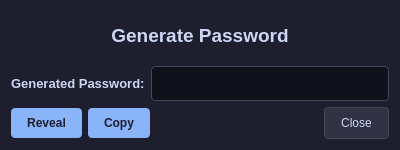
This is SiriusVaultGUI/src/ui/dialog_pm_genP.ui in Ghospicer/SiriusVault as Qt 5 draws it before an edit. The edited form follows.
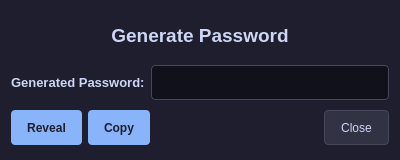
This is the edited form. Icons and pictures are not drawn.

```diff
--- a/SiriusVaultGUI/src/ui/dialog_pm_genP.ui
+++ b/SiriusVaultGUI/src/ui/dialog_pm_genP.ui
@@ -7,9 +7,15 @@
     <x>0</x>
     <y>0</y>
     <width>400</width>
-    <height>150</height>
+    <height>160</height>
    </rect>
   </property>
+  <property name="minimumSize">
+   <size>
+    <width>400</width>
+    <height>160</height>
+   </size>
+  </property>
   <property name="windowTitle">
    <string>Generate Password</string>
   </property>
@@ -27,10 +33,16 @@
   <layout class="QVBoxLayout" name="verticalLayout">
    <item>
     <widget class="QLabel" name="label">
+     <property name="minimumSize">
+      <size>
+       <width>0</width>
+       <height>40</height>
+      </size>
+     </property>
      <property name="maximumSize">
       <size>
        <width>16777215</width>
-       <height>55</height>
+       <height>40</height>
       </size>
      </property>
      <property name="styleSheet">
@@ -52,6 +64,18 @@
     <layout class="QHBoxLayout" name="horizontalLayout">
      <item>
       <widget class="QLabel" name="label_3">
+       <property name="minimumSize">
+        <size>
+         <width>0</width>
+         <height>35</height>
+        </size>
+       </property>
+       <property name="maximumSize">
+        <size>
+         <width>16777215</width>
+         <height>35</height>
+        </size>
+       </property>
        <property name="styleSheet">
         <string notr="true">QLabel {
     color: #cdd6f4;
@@ -66,6 +90,18 @@
      </item>
      <item>
       <widget class="QLineEdit" name="output_dialog_genP_generatedP">
+       <property name="minimumSize">
+        <size>
+         <width>0</width>
+         <height>35</height>
+        </size>
+       </property>
+       <property name="maximumSize">
+        <size>
+         <width>16777215</width>
+         <height>35</height>
+        </size>
+       </property>
        <property name="styleSheet">
         <string notr="true">QLineEdit {
     background-color: #11111b;
@@ -80,6 +116,9 @@
     border: 1px solid #89b4fa;
 }</string>
        </property>
+       <property name="text">
+        <string/>
+       </property>
        <property name="echoMode">
         <enum>QLineEdit::Password</enum>
        </property>
@@ -97,6 +136,18 @@
     <layout class="QHBoxLayout" name="horizontalLayout_2">
      <item>
       <widget class="QPushButton" name="btn_dialog_genP_reveal">
+       <property name="minimumSize">
+        <size>
+         <width>0</width>
+         <height>35</height>
+        </size>
+       </property>
+       <property name="maximumSize">
+        <size>
+         <width>16777215</width>
+         <height>35</height>
+        </size>
+       </property>
        <property name="styleSheet">
         <string notr="true">QPushButton {
     background-color: #89b4fa;
@@ -122,6 +173,18 @@
      </item>
      <item>
       <widget class="QPushButton" name="btn_dialog_genP_copy">
+       <property name="minimumSize">
+        <size>
+         <width>0</width>
+         <height>35</height>
+        </size>
+       </property>
+       <property name="maximumSize">
+        <size>
+         <width>16777215</width>
+         <height>35</height>
+        </size>
+       </property>
        <property name="styleSheet">
         <string notr="true">QPushButton {
     background-color: #89b4fa;
@@ -160,6 +223,18 @@
      </item>
      <item>
       <widget class="QPushButton" name="btn_dialog_genP_close">
+       <property name="minimumSize">
+        <size>
+         <width>0</width>
+         <height>35</height>
+        </size>
+       </property>
+       <property name="maximumSize">
+        <size>
+         <width>16777215</width>
+         <height>35</height>
+        </size>
+       </property>
        <property name="styleSheet">
         <string notr="true">QPushButton {
     background-color: #313244;
```
